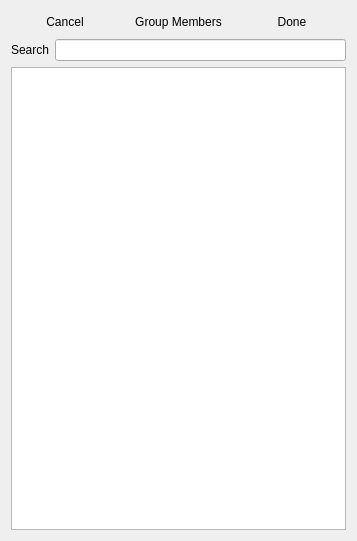
Above: qofiaui/memberform.ui from envsh/tox-homeserver before the change. Below: the same form after it.
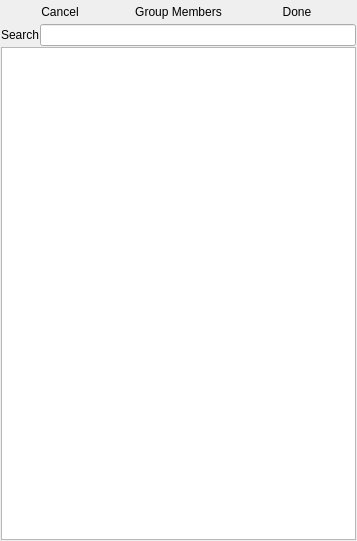
That is the form after the change.

Commit message: fix left click. split qrc. malloc_trim

Diff of the .ui file:
```diff
--- a/qofiaui/memberform.ui
+++ b/qofiaui/memberform.ui
@@ -14,6 +14,21 @@
    <string>Form</string>
   </property>
   <layout class="QVBoxLayout" name="verticalLayout">
+   <property name="spacing">
+    <number>1</number>
+   </property>
+   <property name="leftMargin">
+    <number>1</number>
+   </property>
+   <property name="topMargin">
+    <number>1</number>
+   </property>
+   <property name="rightMargin">
+    <number>1</number>
+   </property>
+   <property name="bottomMargin">
+    <number>1</number>
+   </property>
    <item>
     <layout class="QHBoxLayout" name="horizontalLayout_21">
      <item>
```
The commit also changes 17 other files.
